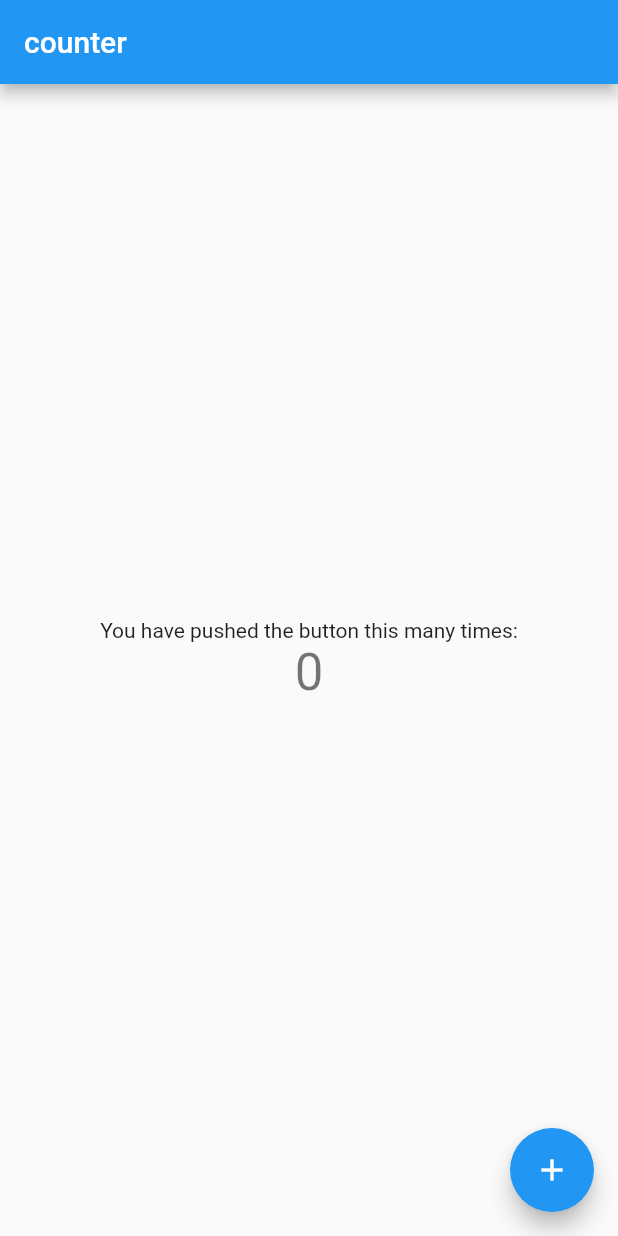
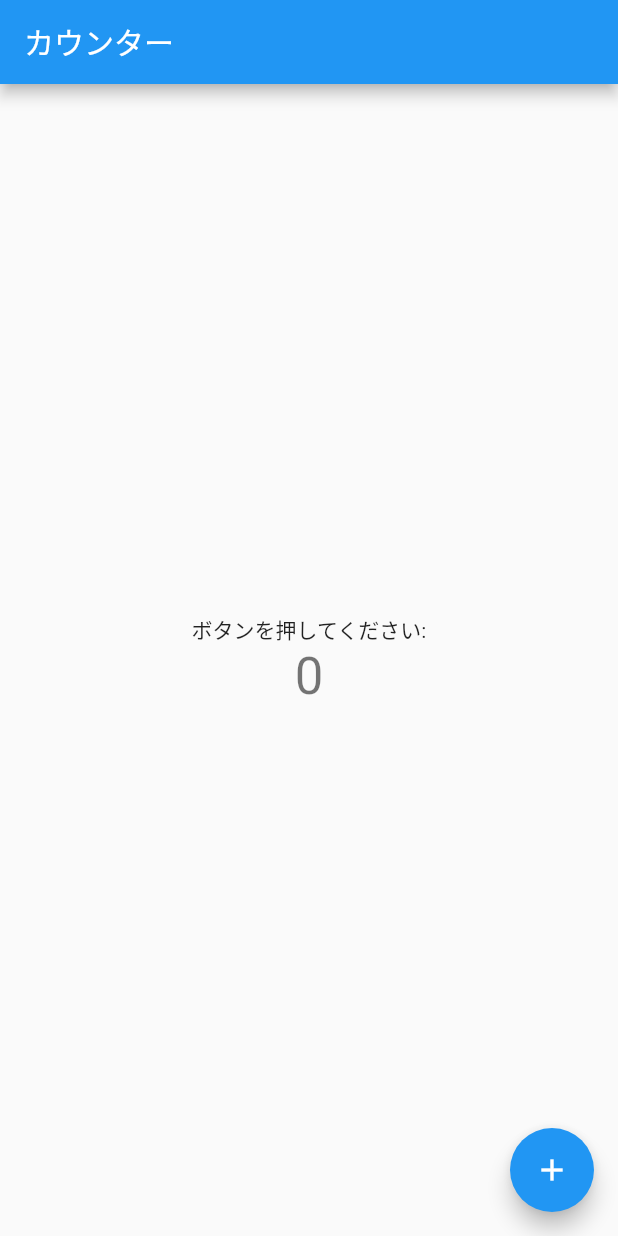
Before and after one commit to minmoo7/test_20240223, a Flutter app: the screen it shows after launch, on a phone screen of 412 x 824 dp. Run offline on Flutter 3.47's test engine with Material 2 defaults, Android fonts, the phone set to English and light mode, and no system bars.

Commit message:
微修正

```diff
--- a/lib/main.dart
+++ b/lib/main.dart
@@ -30,14 +30,14 @@ class MyHomePage extends StatelessWidget {
       create: (_) => CountModel(),
       child: Scaffold(
         appBar: AppBar(
-          title: Text('counter'),
+          title: Text('カウンター'),
         ),
         body: Center(
           child: Column(
             mainAxisAlignment: MainAxisAlignment.center,
             children: <Widget>[
               const Text(
-                'You have pushed the button this many times:',
+                'ボタンを押してください:',
               ),
               Builder(builder: (context) {
                 // final model = Provider.of<CountModel>(context);
```
